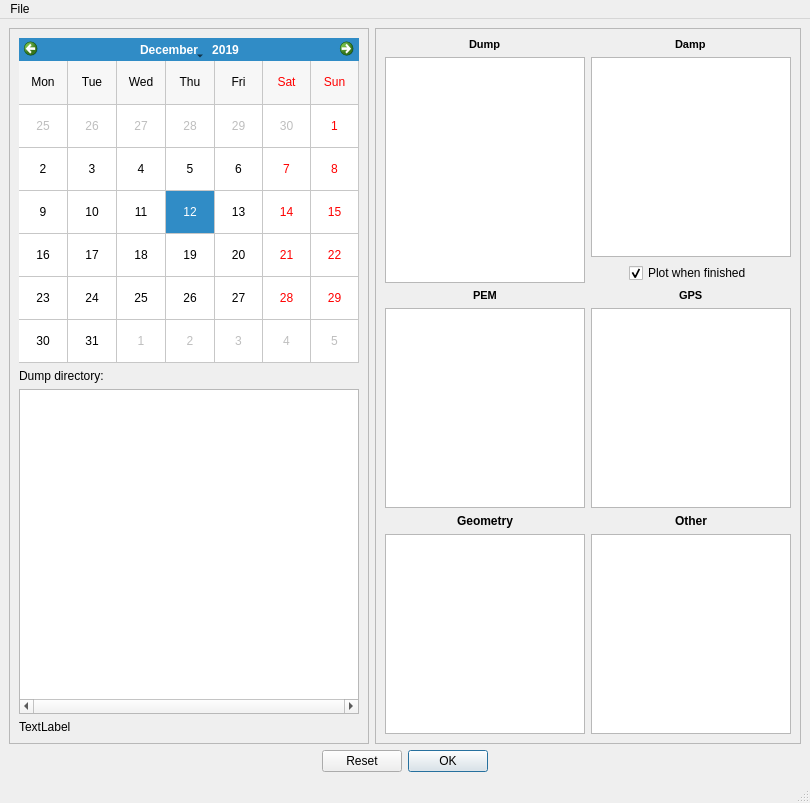
This is src/qt_ui/unpacker.ui in Eric-Meunier/Processor-Suite as Qt 5 draws it before an edit. The edited form follows.
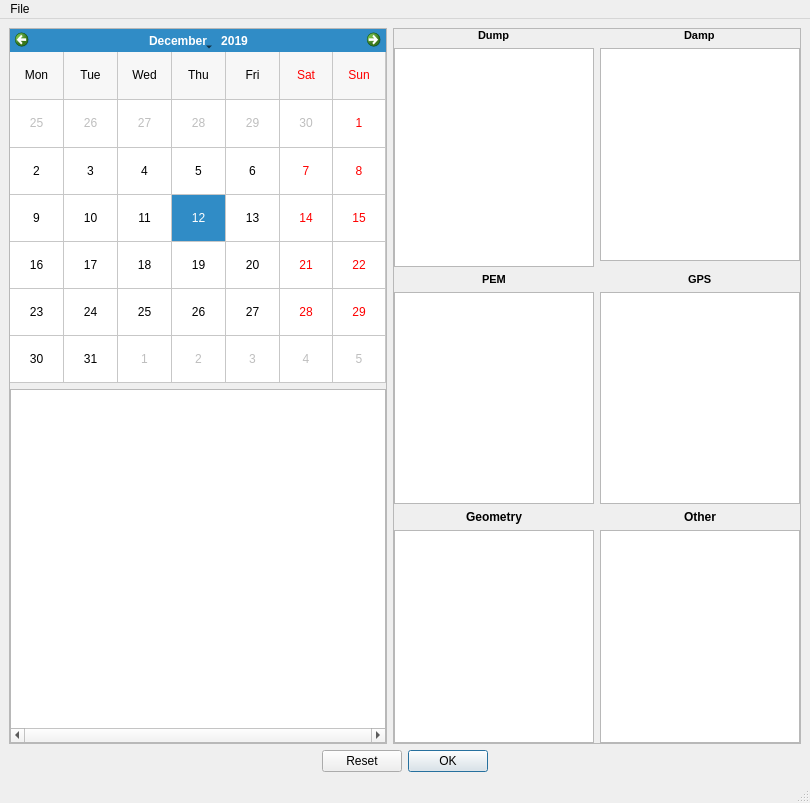
This is the edited form. Custom widgets are drawn as their Qt base class.

Commit message: Updated unpacker to copy DMP files to RAW folder instead of PEM files.

```diff
--- a/src/qt_ui/unpacker.ui
+++ b/src/qt_ui/unpacker.ui
@@ -24,6 +24,18 @@
        <enum>QFrame::Raised</enum>
       </property>
       <layout class="QGridLayout" name="gridLayout_2">
+       <property name="leftMargin">
+        <number>0</number>
+       </property>
+       <property name="topMargin">
+        <number>0</number>
+       </property>
+       <property name="rightMargin">
+        <number>0</number>
+       </property>
+       <property name="bottomMargin">
+        <number>0</number>
+       </property>
        <item row="0" column="0">
         <widget class="QCalendarWidget" name="calendar_widget">
          <property name="selectedDate">
@@ -47,7 +59,7 @@
          </property>
         </widget>
        </item>
-       <item row="2" column="0">
+       <item row="1" column="0">
         <widget class="QTreeView" name="dir_tree">
          <property name="horizontalScrollBarPolicy">
           <enum>Qt::ScrollBarAlwaysOn</enum>
@@ -69,26 +81,6 @@
          </attribute>
         </widget>
        </item>
-       <item row="1" column="0">
-        <widget class="QLabel" name="label_8">
-         <property name="text">
-          <string>Dump directory:</string>
-         </property>
-        </widget>
-       </item>
-       <item row="3" column="0">
-        <widget class="QLabel" name="dir_label">
-         <property name="text">
-          <string>TextLabel</string>
-         </property>
-         <property name="scaledContents">
-          <bool>true</bool>
-         </property>
-         <property name="wordWrap">
-          <bool>false</bool>
-         </property>
-        </widget>
-       </item>
       </layout>
      </widget>
     </item>
@@ -101,6 +93,18 @@
        <enum>QFrame::Raised</enum>
       </property>
       <layout class="QGridLayout" name="gridLayout_3">
+       <property name="leftMargin">
+        <number>0</number>
+       </property>
+       <property name="topMargin">
+        <number>0</number>
+       </property>
+       <property name="rightMargin">
+        <number>0</number>
+       </property>
+       <property name="bottomMargin">
+        <number>0</number>
+       </property>
        <item row="5" column="0" alignment="Qt::AlignHCenter">
         <widget class="QLabel" name="label_5">
          <property name="font">
@@ -522,16 +526,6 @@
          </column>
         </widget>
        </item>
-       <item row="2" column="1" alignment="Qt::AlignHCenter">
-        <widget class="QCheckBox" name="open_damp_files_cbox">
-         <property name="text">
-          <string>Plot when finished</string>
-         </property>
-         <property name="checked">
-          <bool>true</bool>
-         </property>
-        </widget>
-       </item>
        <item row="1" column="0" rowspan="2">
         <widget class="UnpackerTable" name="dump_table">
          <property name="sizePolicy">
```
Left out of the diff: 4 changed lines with no effect on the pictures. The commit also changes 4 other files.
